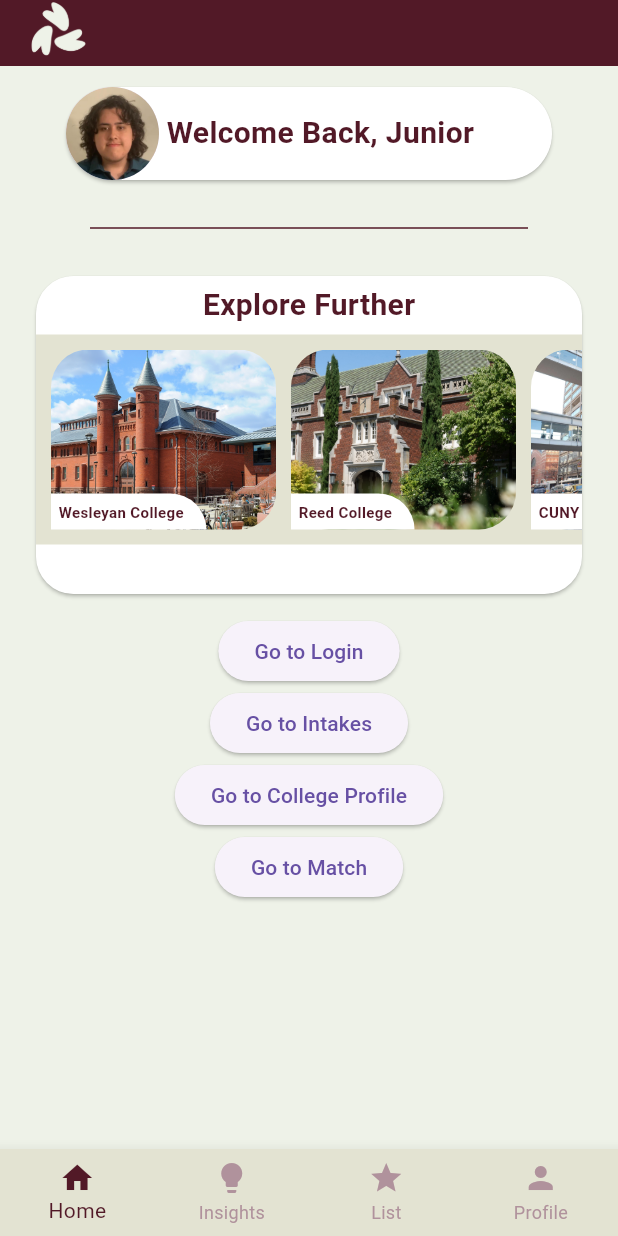
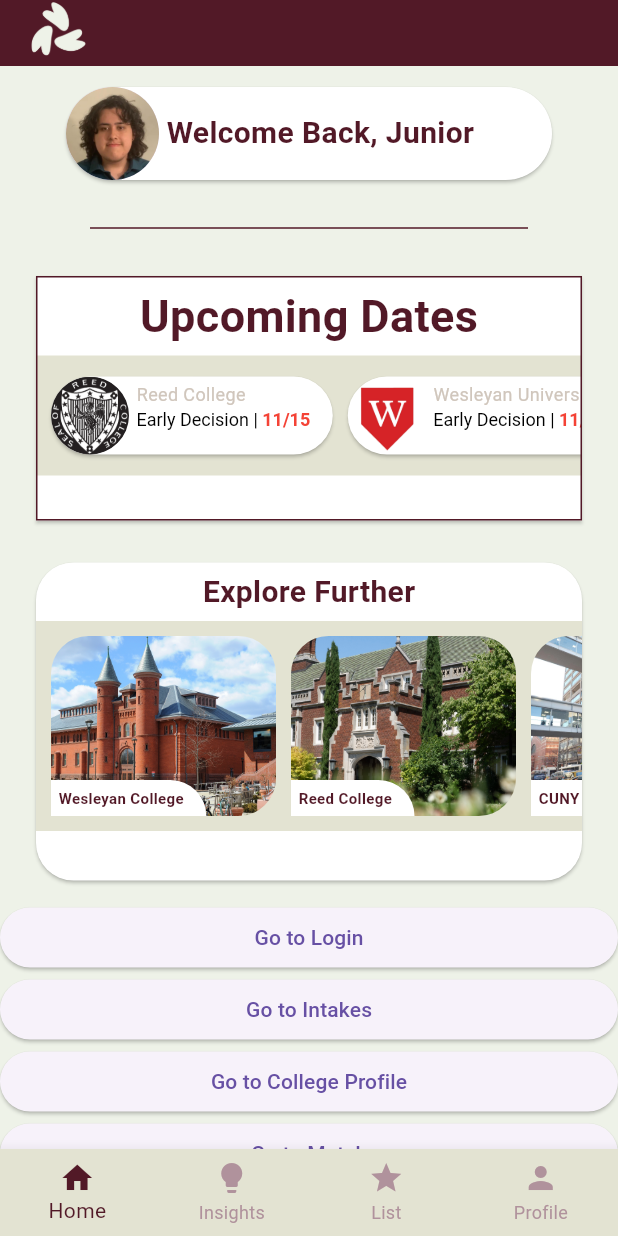
Before and after one commit to RosaMatch/Rosa-MVP, a Flutter app: the screen it shows after launch, on a phone screen of 412 x 824 dp. Run offline on Flutter 3.47's test engine with Material 3 defaults, Android fonts, the phone set to English and light mode, and no system bars; our stand-ins replace confetti, go_router, google_fonts, multi_select_flutter; missing offline and left inert: dart:ffi.

Commit message:
Added Upcoming Dates Carousel

```diff
--- a/app/lib/homepage.dart
+++ b/app/lib/homepage.dart
@@ -58,13 +58,12 @@ class _HomePageState extends State<Home> {
         ],
       ),
       body: Center(
-        child: Column(
+        child: ListView(
           children: [
             Padding(
               padding: EdgeInsets.symmetric(vertical: 10, horizontal: 40),
               child: Container(
                 height: 70,
-                //width: 317,
                 child: Card(
                   shape: RoundedRectangleBorder(
                     borderRadius: BorderRadius.circular(50),
@@ -101,6 +100,75 @@ class _HomePageState extends State<Home> {
                 indent: 60,
                 endIndent: 60,
               ),
+            ),
+
+            Padding(
+              padding: EdgeInsets.symmetric(vertical: 10, horizontal: 20),
+              child: Container(
+                child: Card(
+                  shape: RoundedRectangleBorder(
+                    borderRadius: BorderRadius.circular(0),
+                    side: BorderSide(
+                      color: rosaRedColor,
+
+                    )
+                  ),
+                  color: Colors.white,
+                  child: Column(
+                    children: [
+                      Padding(
+                        padding: EdgeInsets.all(5),
+                        child: Text(
+                          'Upcoming Dates',
+                          style: TextStyle(
+                            color: rosaRedColor,
+                            fontWeight: FontWeight.bold,
+                            fontSize: 30,
+                          ),
+                        )
+                      ),
+
+                      Padding(
+                        padding: EdgeInsets.only(bottom: 30),
+                        child: Container(
+                          color: textFormBorderColor,
+                          height: 80,
+                          child: Padding(
+                            padding: EdgeInsets.symmetric(vertical: 5),
+                            child: ListView(
+                              scrollDirection: Axis.horizontal,
+                              padding: EdgeInsets.symmetric(horizontal: 5),
+                              children: [
+                                UpdateCard(
+                                  alertType: 'Early Decision',
+                                  date: '11/15',
+                                  iconRoute: 'assets/icons/reed_icon.png',
+                                  collegeName: 'Reed College',
+                                ),
+
+                                UpdateCard(
+                                  alertType: 'Early Decision',
+                                  date: '11/15',
+                                  iconRoute: 'assets/icons/wesleyan_icon.png',
+                                  collegeName: 'Wesleyan University',
+                                ),
+
+                                UpdateCard(
+                                  alertType: 'Undergrad Deadline',
+                                  date: '2/1',
+                                  iconRoute: 'assets/icons/hunter_icon.jpg',
+                                  collegeName: 'CUNY Hunter College',
+                                ),
+                              ]
+                            )
+                          )
+                        )
+                      ),
+
+                    ],
+                  )
+                )
+              )
             ),
 
             Padding(
@@ -171,8 +239,6 @@ class _HomePageState extends State<Home> {
                 )
               )
             ),
-
-
 
             ElevatedButton(
               onPressed: () {
@@ -296,3 +362,86 @@ class CollegeCard extends StatelessWidget {
     );
   }
 }
+
+class UpdateCard extends StatelessWidget {
+
+  const UpdateCard({
+    super.key,
+    required this.alertType,
+    required this.date,
+    required this.iconRoute,
+    required this.collegeName,
+  });
+
+  final String alertType;
+  final String date;
+  final String iconRoute;
+  final String collegeName;
+
+  @override
+  Widget build(BuildContext context) {
+    return Padding(
+      padding: EdgeInsets.symmetric(vertical:5, horizontal: 1),
+      child: Card(
+        color: Colors.white,
+        shape: RoundedRectangleBorder(
+          borderRadius: BorderRadius.circular(50),
+        ),
+        child: Row(
+          children: [
+            CircleAvatar(
+              backgroundColor: Colors.transparent,
+              backgroundImage: AssetImage(iconRoute),
+              radius: 26
+            ),
+
+            Column(
+              crossAxisAlignment: CrossAxisAlignment.start,
+              children: [
+                Padding(
+                  padding: EdgeInsets.only(top: 3, bottom: 2, left: 5, right: 15),
+                  child: Text(
+                    collegeName,
+                    style: TextStyle(
+                      color: backgroundColorCream2,
+                      fontSize: 12,
+                    )
+                  ),
+                ),
+
+                Padding(
+                  padding: EdgeInsets.only(left: 5, right: 15),
+                  child: RichText(
+                    text: TextSpan(
+                      children: [
+                        TextSpan(
+                          text: alertType,
+
+                        ),
+                        TextSpan(
+                          text: ' | ',
+                        ),
+                        TextSpan(
+                          text: date,
+                          style: TextStyle(
+                            color: Colors.red,
+                            fontWeight: FontWeight.bold,
+                          )
+                        )
+                      ],
+                      style: TextStyle(
+                        fontSize: 12,
+                        color: Colors.black,
+                        //fontWeight: FontWeight.bold,
+                      ),
+                    )
+                  )
+                )
+              ]
+            ),
+          ]
+        )
+      )
+    );
+  }
+}
```
Also changed, not shown: app/assets/icons/hunter_icon.jpg (added), app/assets/icons/reed_icon.png (added), app/assets/icons/wesleyan_icon.png (added).
